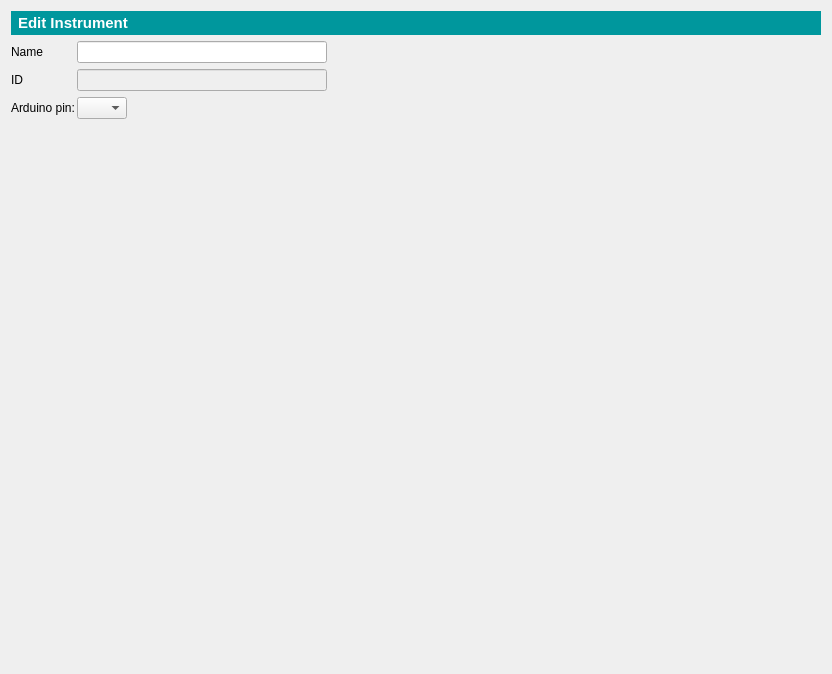
First picture: the form in gui/instrumentEditForm.ui, repository leleopard/pyXPArduino, before the edit.
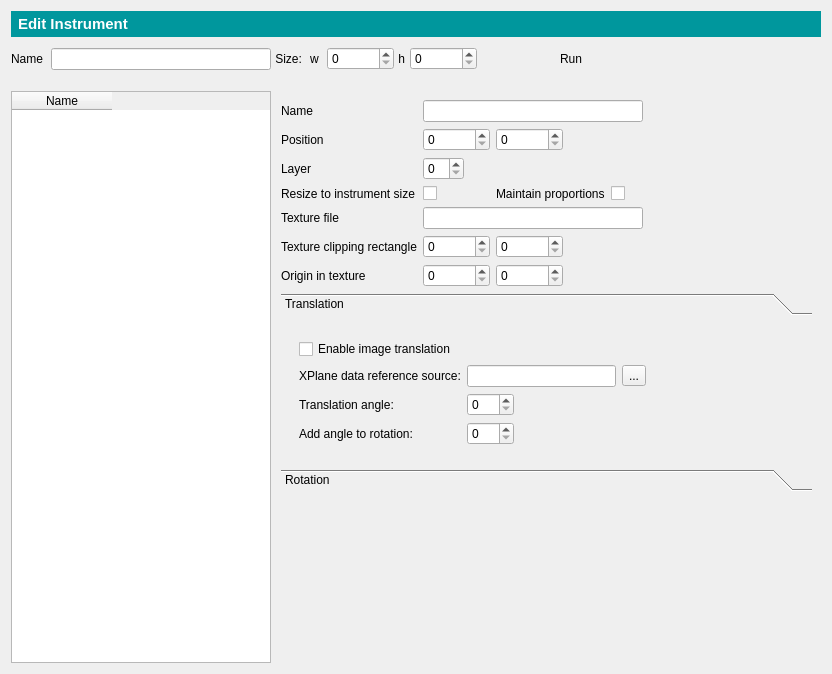
Second picture: the form after the edit. Icons and pictures are not drawn.

The edit to the form file:
```diff
--- a/gui/instrumentEditForm.ui
+++ b/gui/instrumentEditForm.ui
@@ -26,51 +26,54 @@
    <property name="horizontalSpacing">
     <number>1</number>
    </property>
-   <item row="2" column="2" colspan="2">
-    <widget class="QLineEdit" name="nameLineEdit">
-     <property name="minimumSize">
-      <size>
-       <width>250</width>
-       <height>0</height>
-      </size>
+   <item row="3" column="7">
+    <widget class="QLabel" name="label_4">
+     <property name="sizePolicy">
+      <sizepolicy hsizetype="Fixed" vsizetype="Preferred">
+       <horstretch>0</horstretch>
+       <verstretch>0</verstretch>
+      </sizepolicy>
      </property>
-     <property name="maximumSize">
-      <size>
-       <width>350</width>
-       <height>16777215</height>
-      </size>
+     <property name="text">
+      <string>w  </string>
      </property>
     </widget>
    </item>
-   <item row="4" column="0">
-    <widget class="QLabel" name="label_18">
+   <item row="3" column="6">
+    <widget class="QLabel" name="label">
      <property name="text">
-      <string>Arduino pin:</string>
+      <string> Size:  </string>
      </property>
     </widget>
    </item>
-   <item row="3" column="0">
-    <widget class="QLabel" name="label_19">
+   <item row="3" column="9">
+    <widget class="QLabel" name="label_2">
+     <property name="sizePolicy">
+      <sizepolicy hsizetype="Fixed" vsizetype="Preferred">
+       <horstretch>0</horstretch>
+       <verstretch>0</verstretch>
+      </sizepolicy>
+     </property>
      <property name="text">
-      <string>ID</string>
+      <string> h </string>
      </property>
     </widget>
    </item>
-   <item row="6" column="5">
-    <spacer name="horizontalSpacer">
-     <property name="orientation">
-      <enum>Qt::Horizontal</enum>
+   <item row="3" column="10">
+    <widget class="QSpinBox" name="instrHeightSpinbox">
+     <property name="maximum">
+      <number>100000</number>
      </property>
-     <property name="sizeHint" stdset="0">
-      <size>
-       <width>40</width>
-       <height>20</height>
-      </size>
-     </property>
-    </spacer>
+    </widget>
    </item>
-   <item row="0" column="0" colspan="6">
+   <item row="0" column="0" colspan="18">
     <widget class="QLabel" name="label_8">
+     <property name="maximumSize">
+      <size>
+       <width>16777215</width>
+       <height>26</height>
+      </size>
+     </property>
      <property name="font">
       <font>
        <pointsize>11</pointsize>
@@ -88,39 +91,13 @@
      </property>
     </widget>
    </item>
-   <item row="9" column="2">
-    <spacer name="verticalSpacer">
-     <property name="orientation">
-      <enum>Qt::Vertical</enum>
-     </property>
-     <property name="sizeType">
-      <enum>QSizePolicy::Expanding</enum>
-     </property>
-     <property name="sizeHint" stdset="0">
+   <item row="3" column="1" colspan="5">
+    <widget class="QLineEdit" name="nameLineEdit">
+     <property name="minimumSize">
       <size>
-       <width>20</width>
-       <height>26</height>
+       <width>220</width>
+       <height>0</height>
       </size>
-     </property>
-    </spacer>
-   </item>
-   <item row="4" column="2">
-    <widget class="QComboBox" name="PIN_comboBox">
-     <property name="maximumSize">
-      <size>
-       <width>50</width>
-       <height>16777215</height>
-      </size>
-     </property>
-    </widget>
-   </item>
-   <item row="6" column="2">
-    <widget class="QLabel" name="drefInfoLabel">
-     <property name="sizePolicy">
-      <sizepolicy hsizetype="Preferred" vsizetype="Preferred">
-       <horstretch>0</horstretch>
-       <verstretch>0</verstretch>
-      </sizepolicy>
      </property>
      <property name="maximumSize">
       <size>
@@ -128,15 +105,23 @@
        <height>16777215</height>
       </size>
      </property>
+    </widget>
+   </item>
+   <item row="3" column="13">
+    <widget class="QLabel" name="label_14">
      <property name="text">
-      <string/>
+      <string>Run</string>
      </property>
-     <property name="wordWrap">
-      <bool>true</bool>
+    </widget>
+   </item>
+   <item row="3" column="8">
+    <widget class="QSpinBox" name="instrWidthSpinbox">
+     <property name="maximum">
+      <number>100000</number>
      </property>
     </widget>
    </item>
-   <item row="2" column="0">
+   <item row="3" column="0">
     <widget class="QLabel" name="label_3">
      <property name="sizePolicy">
       <sizepolicy hsizetype="Minimum" vsizetype="Minimum">
@@ -148,39 +133,70 @@
       <enum>Qt::LeftToRight</enum>
      </property>
      <property name="text">
-      <string>Name</string>
+      <string>Name  </string>
      </property>
     </widget>
    </item>
-   <item row="6" column="4">
-    <widget class="QLabel" name="drefValueLabel">
-     <property name="text">
-      <string/>
-     </property>
-    </widget>
-   </item>
-   <item row="3" column="2" colspan="2">
-    <widget class="QLineEdit" name="IDlineEdit">
-     <property name="enabled">
-      <bool>false</bool>
+   <item row="3" column="12">
+    <widget class="QPushButton" name="runInstrumentButton">
+     <property name="sizePolicy">
+      <sizepolicy hsizetype="Fixed" vsizetype="Fixed">
+       <horstretch>0</horstretch>
+       <verstretch>0</verstretch>
+      </sizepolicy>
      </property>
      <property name="minimumSize">
       <size>
-       <width>250</width>
-       <height>0</height>
+       <width>32</width>
+       <height>32</height>
       </size>
      </property>
      <property name="maximumSize">
       <size>
-       <width>350</width>
-       <height>16777215</height>
+       <width>41</width>
+       <height>32</height>
       </size>
      </property>
-     <property name="readOnly">
+     <property name="autoFillBackground">
+      <bool>false</bool>
+     </property>
+     <property name="text">
+      <string/>
+     </property>
+     <property name="icon">
+      <iconset resource="resources.qrc">
+       <normaloff>:/newPrefix/play.png</normaloff>:/newPrefix/play.png</iconset>
+     </property>
+     <property name="iconSize">
+      <size>
+       <width>64</width>
+       <height>64</height>
+      </size>
+     </property>
+     <property name="autoDefault">
+      <bool>false</bool>
+     </property>
+     <property name="default">
+      <bool>false</bool>
+     </property>
+     <property name="flat">
       <bool>true</bool>
      </property>
     </widget>
    </item>
+   <item row="3" column="15">
+    <spacer name="horizontalSpacer">
+     <property name="orientation">
+      <enum>Qt::Horizontal</enum>
+     </property>
+     <property name="sizeHint" stdset="0">
+      <size>
+       <width>40</width>
+       <height>20</height>
+      </size>
+     </property>
+    </spacer>
+   </item>
    <item row="5" column="0">
     <spacer name="verticalSpacer_2">
      <property name="orientation">
@@ -197,6 +213,392 @@
      </property>
     </spacer>
    </item>
+   <item row="6" column="6" rowspan="4" colspan="12">
+    <widget class="QWidget" name="instrComponentEditPane" native="true">
+     <property name="sizePolicy">
+      <sizepolicy hsizetype="MinimumExpanding" vsizetype="Expanding">
+       <horstretch>0</horstretch>
+       <verstretch>0</verstretch>
+      </sizepolicy>
+     </property>
+     <property name="minimumSize">
+      <size>
+       <width>300</width>
+       <height>0</height>
+      </size>
+     </property>
+     <layout class="QGridLayout" name="gridLayout_2">
+      <item row="4" column="1">
+       <widget class="QCheckBox" name="checkBox_resizetoinstrument">
+        <property name="text">
+         <string/>
+        </property>
+       </widget>
+      </item>
+      <item row="1" column="2">
+       <widget class="QSpinBox" name="spinBox_posy">
+        <property name="sizePolicy">
+         <sizepolicy hsizetype="Fixed" vsizetype="Fixed">
+          <horstretch>0</horstretch>
+          <verstretch>0</verstretch>
+         </sizepolicy>
+        </property>
+        <property name="maximum">
+         <number>100000</number>
+        </property>
+       </widget>
+      </item>
+      <item row="1" column="1">
+       <widget class="QSpinBox" name="spinBox_posx">
+        <property name="sizePolicy">
+         <sizepolicy hsizetype="Fixed" vsizetype="Fixed">
+          <horstretch>0</horstretch>
+          <verstretch>0</verstretch>
+         </sizepolicy>
+        </property>
+        <property name="buttonSymbols">
+         <enum>QAbstractSpinBox::UpDownArrows</enum>
+        </property>
+        <property name="maximum">
+         <number>100000</number>
+        </property>
+       </widget>
+      </item>
+      <item row="6" column="1" colspan="3">
+       <widget class="QLineEdit" name="lineEdit_textureFile"/>
+      </item>
+      <item row="0" column="0">
+       <widget class="QLabel" name="label_5">
+        <property name="text">
+         <string>Name </string>
+        </property>
+       </widget>
+      </item>
+      <item row="13" column="0">
+       <spacer name="verticalSpacer_3">
+        <property name="orientation">
+         <enum>Qt::Vertical</enum>
+        </property>
+        <property name="sizeHint" stdset="0">
+         <size>
+          <width>20</width>
+          <height>40</height>
+         </size>
+        </property>
+       </spacer>
+      </item>
+      <item row="2" column="0">
+       <widget class="QLabel" name="label_7">
+        <property name="text">
+         <string>Layer</string>
+        </property>
+       </widget>
+      </item>
+      <item row="2" column="1">
+       <widget class="QSpinBox" name="spinBox_layer">
+        <property name="sizePolicy">
+         <sizepolicy hsizetype="Fixed" vsizetype="Fixed">
+          <horstretch>0</horstretch>
+          <verstretch>0</verstretch>
+         </sizepolicy>
+        </property>
+        <property name="maximum">
+         <number>10</number>
+        </property>
+       </widget>
+      </item>
+      <item row="11" column="1">
+       <widget class="QSpinBox" name="spinBox_textorigx">
+        <property name="sizePolicy">
+         <sizepolicy hsizetype="Fixed" vsizetype="Fixed">
+          <horstretch>0</horstretch>
+          <verstretch>0</verstretch>
+         </sizepolicy>
+        </property>
+        <property name="maximum">
+         <number>100000</number>
+        </property>
+       </widget>
+      </item>
+      <item row="8" column="2">
+       <widget class="QSpinBox" name="spinBox_textcliph">
+        <property name="sizePolicy">
+         <sizepolicy hsizetype="Fixed" vsizetype="Fixed">
+          <horstretch>0</horstretch>
+          <verstretch>0</verstretch>
+         </sizepolicy>
+        </property>
+        <property name="maximum">
+         <number>100000</number>
+        </property>
+       </widget>
+      </item>
+      <item row="8" column="4">
+       <spacer name="horizontalSpacer_2">
+        <property name="orientation">
+         <enum>Qt::Horizontal</enum>
+        </property>
+        <property name="sizeHint" stdset="0">
+         <size>
+          <width>40</width>
+          <height>20</height>
+         </size>
+        </property>
+       </spacer>
+      </item>
+      <item row="4" column="0">
+       <widget class="QLabel" name="label_12">
+        <property name="text">
+         <string>Resize to instrument size</string>
+        </property>
+       </widget>
+      </item>
+      <item row="6" column="0">
+       <widget class="QLabel" name="label_6">
+        <property name="text">
+         <string>Texture file</string>
+        </property>
+       </widget>
+      </item>
+      <item row="8" column="1">
+       <widget class="QSpinBox" name="spinBox_textclipw">
+        <property name="sizePolicy">
+         <sizepolicy hsizetype="Fixed" vsizetype="Fixed">
+          <horstretch>0</horstretch>
+          <verstretch>0</verstretch>
+         </sizepolicy>
+        </property>
+        <property name="maximum">
+         <number>100000</number>
+        </property>
+       </widget>
+      </item>
+      <item row="1" column="0">
+       <widget class="QLabel" name="label_9">
+        <property name="text">
+         <string>Position</string>
+        </property>
+       </widget>
+      </item>
+      <item row="0" column="1" colspan="3">
+       <widget class="QLineEdit" name="lineEdit_compName">
+        <property name="minimumSize">
+         <size>
+          <width>220</width>
+          <height>0</height>
+         </size>
+        </property>
+       </widget>
+      </item>
+      <item row="8" column="0">
+       <widget class="QLabel" name="label_10">
+        <property name="text">
+         <string>Texture clipping rectangle</string>
+        </property>
+       </widget>
+      </item>
+      <item row="11" column="2">
+       <widget class="QSpinBox" name="spinBox_textorigy">
+        <property name="sizePolicy">
+         <sizepolicy hsizetype="Fixed" vsizetype="Fixed">
+          <horstretch>0</horstretch>
+          <verstretch>0</verstretch>
+         </sizepolicy>
+        </property>
+        <property name="maximum">
+         <number>100000</number>
+        </property>
+       </widget>
+      </item>
+      <item row="12" column="0" colspan="5">
+       <widget class="QToolBox" name="toolBox">
+        <property name="frameShadow">
+         <enum>QFrame::Plain</enum>
+        </property>
+        <property name="currentIndex">
+         <number>0</number>
+        </property>
+        <widget class="QWidget" name="page_3">
+         <property name="geometry">
+          <rect>
+           <x>0</x>
+           <y>0</y>
+           <width>519</width>
+           <height>140</height>
+          </rect>
+         </property>
+         <attribute name="label">
+          <string>Translation</string>
+         </attribute>
+         <layout class="QVBoxLayout" name="verticalLayout">
+          <item>
+           <widget class="QWidget" name="widget" native="true">
+            <property name="sizePolicy">
+             <sizepolicy hsizetype="Expanding" vsizetype="Expanding">
+              <horstretch>0</horstretch>
+              <verstretch>0</verstretch>
+             </sizepolicy>
+            </property>
+            <layout class="QGridLayout" name="gridLayout_3">
+             <item row="4" column="0">
+              <widget class="QLabel" name="label_16">
+               <property name="text">
+                <string>Add angle to rotation:</string>
+               </property>
+              </widget>
+             </item>
+             <item row="0" column="0" colspan="2">
+              <widget class="QCheckBox" name="checkBox">
+               <property name="text">
+                <string>Enable image translation</string>
+               </property>
+              </widget>
+             </item>
+             <item row="2" column="0">
+              <widget class="QLabel" name="label_17">
+               <property name="text">
+                <string>XPlane data reference source:</string>
+               </property>
+              </widget>
+             </item>
+             <item row="2" column="3">
+              <spacer name="horizontalSpacer_3">
+               <property name="orientation">
+                <enum>Qt::Horizontal</enum>
+               </property>
+               <property name="sizeHint" stdset="0">
+                <size>
+                 <width>40</width>
+                 <height>20</height>
+                </size>
+               </property>
+              </spacer>
+             </item>
+             <item row="3" column="1">
+              <widget class="QSpinBox" name="spinBox">
+               <property name="sizePolicy">
+                <sizepolicy hsizetype="Fixed" vsizetype="Fixed">
+                 <horstretch>0</horstretch>
+                 <verstretch>0</verstretch>
+                </sizepolicy>
+               </property>
+               <property name="maximum">
+                <number>360</number>
+               </property>
+              </widget>
+             </item>
+             <item row="3" column="0">
+              <widget class="QLabel" name="label_15">
+               <property name="text">
+                <string>Translation angle:</string>
+               </property>
+              </widget>
+             </item>
+             <item row="2" column="1">
+              <widget class="QLineEdit" name="lineEdit">
+               <property name="maximumSize">
+                <size>
+                 <width>220</width>
+                 <height>16777215</height>
+                </size>
+               </property>
+              </widget>
+             </item>
+             <item row="4" column="1">
+              <widget class="QSpinBox" name="spinBox_2">
+               <property name="sizePolicy">
+                <sizepolicy hsizetype="Fixed" vsizetype="Fixed">
+                 <horstretch>0</horstretch>
+                 <verstretch>0</verstretch>
+                </sizepolicy>
+               </property>
+               <property name="maximum">
+                <number>360</number>
+               </property>
+              </widget>
+             </item>
+             <item row="2" column="2">
+              <widget class="QToolButton" name="toolButton">
+               <property name="text">
+                <string>...</string>
+               </property>
+              </widget>
+             </item>
+            </layout>
+           </widget>
+          </item>
+         </layout>
+        </widget>
+        <widget class="QWidget" name="page_4">
+         <property name="geometry">
+          <rect>
+           <x>0</x>
+           <y>0</y>
+           <width>536</width>
+           <height>118</height>
+          </rect>
+         </property>
+         <attribute name="label">
+          <string>Rotation</string>
+         </attribute>
+        </widget>
+       </widget>
+      </item>
+      <item row="11" column="0">
+       <widget class="QLabel" name="label_11">
+        <property name="text">
+         <string>Origin in texture</string>
+        </property>
+       </widget>
+      </item>
+      <item row="4" column="2">
+       <widget class="QLabel" name="label_13">
+        <property name="text">
+         <string>Maintain proportions</string>
+        </property>
+       </widget>
+      </item>
+      <item row="4" column="3">
+       <widget class="QCheckBox" name="checkBox_maintainProportions">
+        <property name="text">
+         <string/>
+        </property>
+       </widget>
+      </item>
+     </layout>
+    </widget>
+   </item>
+   <item row="6" column="0" rowspan="4" colspan="6">
+    <widget class="QTableWidget" name="componentsTable">
+     <property name="maximumSize">
+      <size>
+       <width>16777215</width>
+       <height>16777215</height>
+      </size>
+     </property>
+     <column>
+      <property name="text">
+       <string>Name</string>
+      </property>
+     </column>
+    </widget>
+   </item>
+   <item row="3" column="11">
+    <spacer name="horizontalSpacer_4">
+     <property name="orientation">
+      <enum>Qt::Horizontal</enum>
+     </property>
+     <property name="sizeType">
+      <enum>QSizePolicy::Fixed</enum>
+     </property>
+     <property name="sizeHint" stdset="0">
+      <size>
+       <width>40</width>
+       <height>20</height>
+      </size>
+     </property>
+    </spacer>
+   </item>
   </layout>
  </widget>
  <resources/>
```
Left out of the diff: 248 changed lines with no effect on the pictures.
